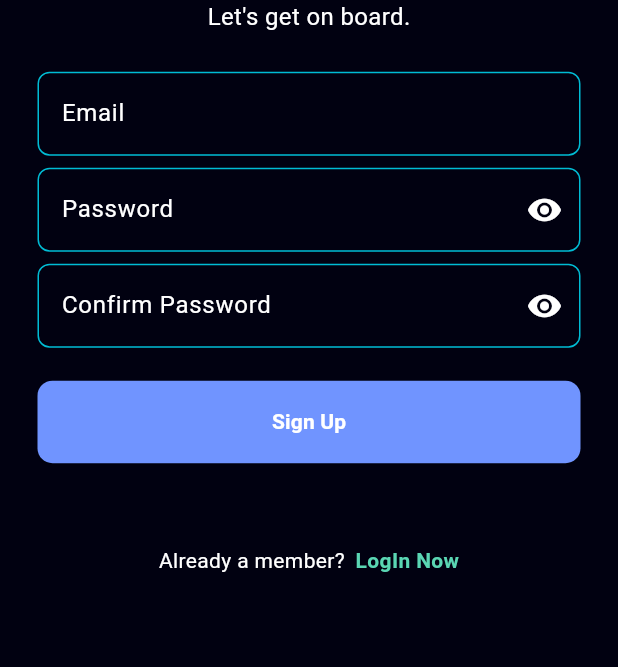
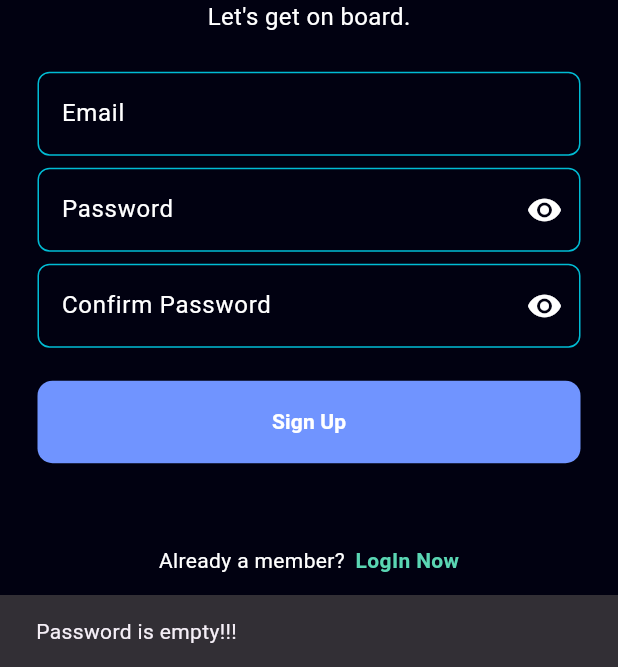
Before and after one commit to Haiderali27-hub/Chaty_chat, a Flutter app: the SignUp screen opened directly with empty values, after a tap on "Sign Up", on a phone screen of 412 x 824 dp, the part 569-1236 px from its top. Run offline on Flutter 3.47's test engine with Material 3 defaults, Android fonts, the phone set to English and light mode, and no system bars; our stand-ins replace cached_network_image, firebase_auth, firebase_core, flutter_svg, get; accounts and stored records are empty; network calls fail.

Commit message:
creating a new user

```diff
--- a/lib/screens/auth/sign_up.dart
+++ b/lib/screens/auth/sign_up.dart
@@ -1,9 +1,11 @@
 import 'package:chaty_chat/constants/common_imageviewer.dart';
 import 'package:chaty_chat/constants/images.dart';
 import 'package:chaty_chat/constants/my_text.dart';
+import 'package:chaty_chat/services/auth/auth_services.dart';
 import 'package:chaty_chat/widgets/CustomTextField.dart';
 import 'package:chaty_chat/widgets/horizontal_button.dart';
 import 'package:flutter/material.dart';
+import 'package:provider/provider.dart';
 
 class SignUp extends StatefulWidget {
   final void Function()? onTap;
@@ -22,7 +24,32 @@ class _SignUpState extends State<SignUp> {
     final passwordcontroller = TextEditingController();
     final confirmpasswordcontroller = TextEditingController();
 
-    void SignUp() {}
+    void SignUp() async {
+      if (passwordcontroller.text != confirmpasswordcontroller.text) {
+        ScaffoldMessenger.of(context).showSnackBar(
+          const SnackBar(content: Text("Password does not match!!!")),
+        );
+        return;
+      }
+      if (passwordcontroller.text.isEmpty) {
+        ScaffoldMessenger.of(context).showSnackBar(
+          const SnackBar(content: Text("Password is empty!!!")),
+        );
+        return;
+      }
+      final authServices = Provider.of<AuthServices>(context, listen: false);
+
+      try {
+        await authServices.signUpWithEmailAndPassword(
+            emailcontroller.text.trim(), passwordcontroller.text.trim());
+      } catch (e) {
+        ScaffoldMessenger.of(context).showSnackBar(
+          SnackBar(
+            content: Text(e.toString()),
+          ),
+        );
+      }
+    }
 
     return Scaffold(
       backgroundColor: Color.fromARGB(255, 1, 1, 17),
--- a/lib/services/auth/auth_services.dart
+++ b/lib/services/auth/auth_services.dart
@@ -18,6 +18,19 @@ class AuthServices extends ChangeNotifier {
     }
   }
 
+  //creating new user
+  Future<UserCredential> signUpWithEmailAndPassword(
+      String email, password) async {
+    try {
+      UserCredential userCredential = await _firebaseAuth
+          .createUserWithEmailAndPassword(email: email, password: password);
+
+      return userCredential;
+    } on FirebaseAuthException catch (e) {
+      throw Exception(e.code);
+    }
+  }
+
   //sign user out
   Future<void> signOut() async {
     return await FirebaseAuth.instance.signOut();
```
